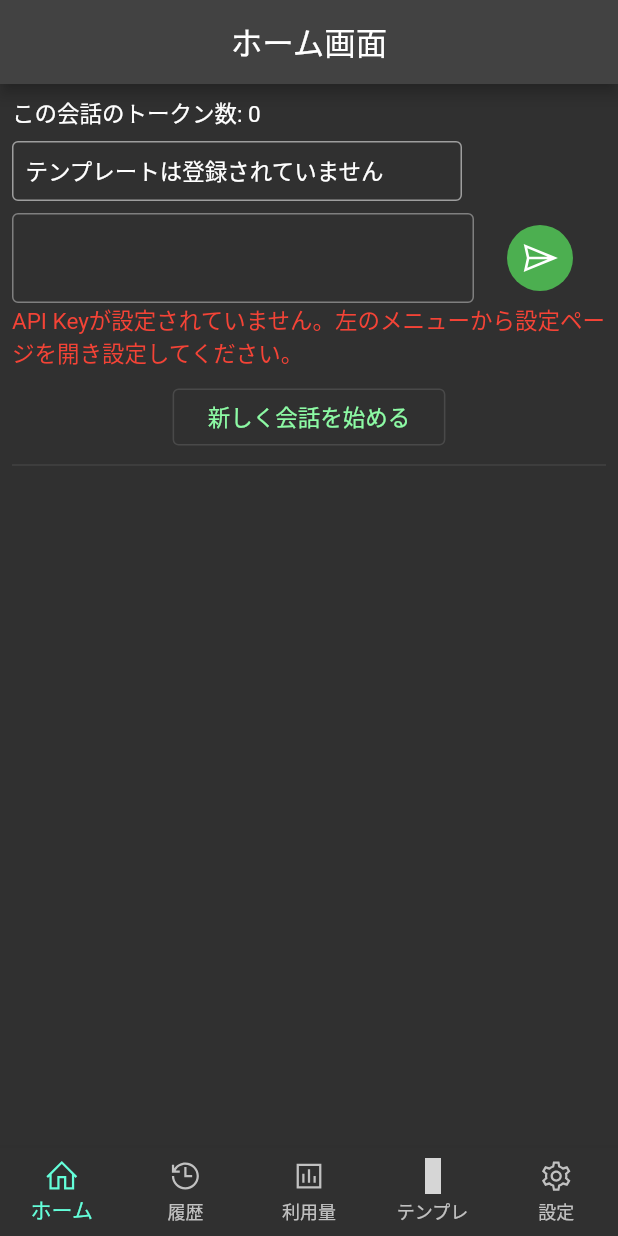
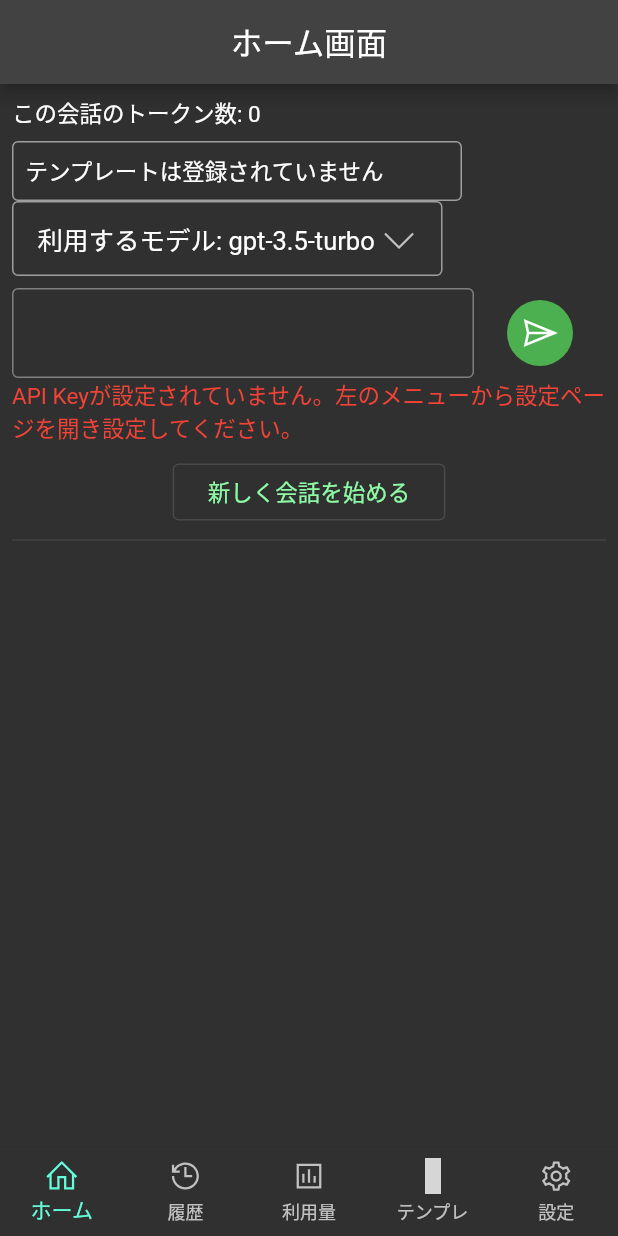
Before and after one commit to hotdrop/my-assistant, a Flutter app: the screen it shows after launch, on a phone screen of 412 x 824 dp. Run offline on Flutter 3.47's test engine with Material 2 defaults, Android fonts, the phone set to English and light mode, and no system bars; our stand-ins replace firebase_core, flutter_markdown, flutter_riverpod, freezed_annotation, hive_flutter, line_icons and 5 more; missing offline and left inert: flutter_highlighter, markdown; accounts and stored records are empty; generated files the repository leaves out were written again; Roboto replaces fonts that are missing (Note Sans JP); grey boxes are pictures that could not be loaded.

Commit message:
feat: モデルを選択できるよう修正

```diff
--- a/lib/data/assist_repository.dart
+++ b/lib/data/assist_repository.dart
@@ -33,6 +33,7 @@ class AssistRepository {
       maxLimitTokenNum: _ref.read(appSettingsProvider).maxTokensNum,
       newContents: message,
       histories: historyTalks,
+      useModel: _ref.read(appSettingsProvider).llmModel,
     );
 
     AppLogger.d('[送信するリクエスト情報]\n header: ${request.header} \n body: ${request.body()}');
--- a/lib/data/remote/entities/gpt_request.dart
+++ b/lib/data/remote/entities/gpt_request.dart
@@ -1,5 +1,6 @@
 import 'dart:convert';
 
+import 'package:assistant_me/model/llm_model.dart';
 import 'package:assistant_me/model/talk.dart';
 
 class GptRequest {
@@ -9,6 +10,7 @@ class GptRequest {
     required this.newContents,
     required this.histories,
     required this.maxLimitTokenNum,
+    required this.useModel,
   });
 
   final String apiKey;
@@ -16,6 +18,7 @@ class GptRequest {
   final String newContents;
   final List<Talk> histories;
   final int maxLimitTokenNum;
+  final LlmModel useModel;
 
   Uri get uri => Uri.parse('https://api.openai.com/v1/chat/completions');
 
@@ -52,7 +55,7 @@ class GptRequest {
     }
 
     return json.encode({
-      'model': 'gpt-3.5-turbo',
+      'model': useModel.name,
       'messages': [
         ...systemRoles ?? [],
         ...historyTalks.reversed,
--- /dev/null
+++ b/lib/model/llm_model.dart
@@ -0,0 +1,7 @@
+enum LlmModel {
+  gpt3('gpt-3.5-turbo');
+
+  final String name;
+
+  const LlmModel(this.name);
+}
--- a/lib/model/talk.dart
+++ b/lib/model/talk.dart
@@ -45,8 +45,8 @@ class Talk {
 }
 
 enum RoleType {
-  user("user"),
-  assistant("assistant");
+  user('user'),
+  assistant('assistant');
 
   final String roleStr;
 
--- a/lib/ui/home/home_controller.dart
+++ b/lib/ui/home/home_controller.dart
@@ -1,6 +1,7 @@
 import 'package:assistant_me/data/assist_repository.dart';
 import 'package:assistant_me/model/app_exception.dart';
 import 'package:assistant_me/model/app_settings.dart';
+import 'package:assistant_me/model/llm_model.dart';
 import 'package:assistant_me/model/talk.dart';
 import 'package:assistant_me/model/talk_thread.dart';
 import 'package:flutter/material.dart';
@@ -118,6 +119,10 @@ class HomeController extends _$HomeController {
   void setTemplate(String templateContents) {
     ref.read(talkControllerProvider).text = templateContents;
   }
+
+  void selectModel(LlmModel selectValue) {
+    ref.read(appSettingsProvider).copyWith(llmModel: selectValue);
+  }
 }
 
 // 会話データのスレッド（会話データに対して1つのスレッドを割り当てる）
--- a/lib/ui/home/home_page.dart
+++ b/lib/ui/home/home_page.dart
@@ -1,5 +1,6 @@
 import 'package:assistant_me/common/app_theme.dart';
 import 'package:assistant_me/model/app_settings.dart';
+import 'package:assistant_me/model/llm_model.dart';
 import 'package:assistant_me/model/template.dart';
 import 'package:assistant_me/ui/home/home_controller.dart';
 import 'package:assistant_me/ui/widgets/assistant_chat_row_widget.dart';
@@ -25,7 +26,7 @@ class HomePage extends StatelessWidget {
           children: const [
             _ViewHeader(),
             SizedBox(height: 8),
-            _ViewTemplate(),
+            _ViewSupportRow(),
             SizedBox(height: 8),
             _ViewInputTalk(),
             _ViewErrorLabel(),
@@ -49,6 +50,22 @@ class _ViewHeader extends ConsumerWidget {
   Widget build(BuildContext context, WidgetRef ref) {
     return Text(
       'この会話のトークン数: ${ref.watch(threadProvider.select((value) => value.currentTalkNum))}',
+    );
+  }
+}
+
+class _ViewSupportRow extends StatelessWidget {
+  const _ViewSupportRow();
+
+  @override
+  Widget build(BuildContext context) {
+    return Wrap(
+      alignment: WrapAlignment.start,
+      children: const [
+        _ViewTemplate(),
+        SizedBox(width: 24),
+        _ViewUseModel(),
+      ],
     );
   }
 }
@@ -115,6 +132,38 @@ class _RowTemplate extends ConsumerWidget {
         onTap: () {
           ref.read(homeControllerProvider.notifier).setTemplate(template.contents);
         },
+      ),
+    );
+  }
+}
+
+class _ViewUseModel extends ConsumerWidget {
+  const _ViewUseModel();
+
+  @override
+  Widget build(BuildContext context, WidgetRef ref) {
+    return Container(
+      decoration: BoxDecoration(
+        borderRadius: const BorderRadius.all(Radius.circular(4)),
+        border: Border.all(width: 1, color: Colors.grey),
+      ),
+      padding: const EdgeInsets.symmetric(horizontal: 16),
+      child: DropdownButton<LlmModel>(
+        value: ref.watch(appSettingsProvider).llmModel,
+        icon: LineIcon(LineIcons.angleDown),
+        elevation: 8,
+        underline: Container(color: Colors.transparent),
+        onChanged: (LlmModel? selectValue) {
+          if (selectValue != null) {
+            ref.read(homeControllerProvider.notifier).selectModel(selectValue);
+          }
+        },
+        items: LlmModel.values.map<DropdownMenuItem<LlmModel>>((m) {
+          return DropdownMenuItem<LlmModel>(
+            value: m,
+            child: Text('利用するモデル: ${m.name} '),
+          );
+        }).toList(),
       ),
     );
   }
```
Also changed, not shown: lib/model/app_settings.dart (+8 -2 lines), 2 other files.
